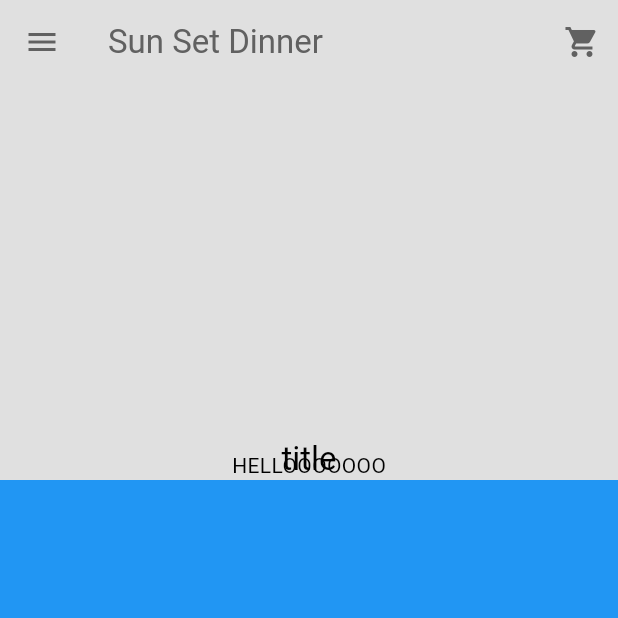
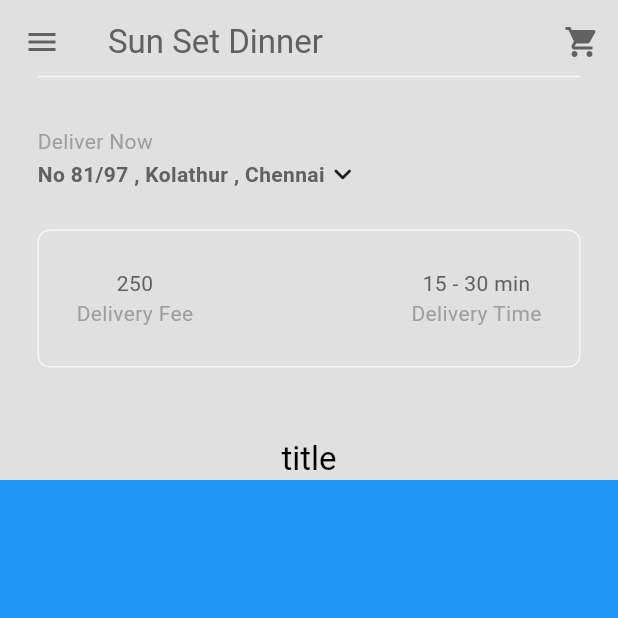
Before and after one commit to AathiEswar/Delivery-flutterXfirebase, a Flutter app: the screen it shows after launch, on a phone screen of 412 x 824 dp, the top half of it. Run offline on Flutter 3.47's test engine with Material 3 defaults, Android fonts, the phone set to English and light mode, and no system bars; missing offline and left inert: dart:js.

Commit message:
sliver app bar

```diff
--- /dev/null
+++ b/lib/components/custom_current_location.dart
@@ -0,0 +1,62 @@
+import 'package:flutter/cupertino.dart';
+import 'package:flutter/material.dart';
+
+class MyCurrentLocation extends StatelessWidget {
+  const MyCurrentLocation({super.key});
+
+  void openLoactionSearchBox(BuildContext context) {
+    showDialog(
+        context: context,
+        builder: (context) => AlertDialog(
+              title: Text("Your Location"),
+              content: TextField(
+                decoration: InputDecoration(
+                  hintText: "Search Address.."
+                ),
+              ),
+          actions: [
+            //cancel Button
+              MaterialButton(onPressed: ()=> Navigator.pop(context) ,
+              child: Text("Cancel"),),
+            //save Button
+            //cancel Button
+            MaterialButton(onPressed: ()=> Navigator.pop(context) ,
+              child: Text("Save"),),
+          ],
+            ));
+  }
+
+  @override
+  Widget build(BuildContext context) {
+    return Padding(
+      padding: const EdgeInsets.all(25.0),
+      child: Column(
+        crossAxisAlignment: CrossAxisAlignment.start,
+        children: [
+          Text(
+            "Deliver Now",
+            style: TextStyle(
+              color: Theme.of(context).colorScheme.primary,
+            ),
+          ),
+          GestureDetector(
+            onTap: () => openLoactionSearchBox(context),
+            child: Row(
+              children: [
+                //address
+                Text("No 81/97 , Kolathur , Chennai",
+                    style: TextStyle(
+                      color: Theme.of(context).colorScheme.inversePrimary,
+                      fontWeight: FontWeight.bold,
+                    )),
+
+                Icon(Icons.keyboard_arrow_down_rounded),
+                //dropdown
+              ],
+            ),
+          )
+        ],
+      ),
+    );
+  }
+}
--- /dev/null
+++ b/lib/components/custom_description_box.dart
@@ -0,0 +1,44 @@
+import 'package:flutter/material.dart';
+
+class MyDescriptionBox extends StatelessWidget {
+  const MyDescriptionBox({super.key});
+
+  @override
+  Widget build(BuildContext context) {
+    var myPrimaryTextStyle = TextStyle(
+      color: Theme.of(context).colorScheme.inversePrimary
+    );
+
+      var mySecondaryTextStyle = TextStyle(
+          color: Theme.of(context).colorScheme.primary,
+      );
+    return Container(
+      decoration: BoxDecoration(
+          border: Border.all(
+        color: Theme.of(context).colorScheme.secondary,
+      ),
+      borderRadius: BorderRadius.circular(8)),
+      padding: EdgeInsets.all(25),
+      margin: EdgeInsets.only(left: 25 , right: 25 , bottom: 25 ),
+      child: Row(
+        mainAxisAlignment: MainAxisAlignment.spaceBetween,
+        children: [
+          //delivery fee
+        Column(
+          children: [
+            Text("250" ,style: myPrimaryTextStyle,),
+            Text("Delivery Fee" , style: mySecondaryTextStyle,)
+          ],
+        ),
+          //delivery time
+          Column(
+            children: [
+              Text("15 - 30 min" ,style: myPrimaryTextStyle,),
+              Text("Delivery Time" , style: mySecondaryTextStyle,)
+            ],
+          )
+        ],
+      ),
+    );
+  }
+}
--- a/lib/components/custom_silver_app_bar.dart
+++ b/lib/components/custom_silver_app_bar.dart
@@ -22,7 +22,10 @@ class MySliverAppBar extends StatelessWidget {
       backgroundColor: Theme.of(context).colorScheme.background,
       title: Text("Sun Set Dinner"),
       flexibleSpace: FlexibleSpaceBar(
-          background: child,
+          background: Padding(
+            padding: const EdgeInsets.only(bottom: 50.0),
+            child: child,
+          ),
         title: title,
         centerTitle: true,
         titlePadding: EdgeInsets.only(left: 0 , right: 0 , top: 0),
--- a/lib/pages/home_page.dart
+++ b/lib/pages/home_page.dart
@@ -1,4 +1,6 @@
 import 'package:flutter/material.dart';
+import 'package:flutterxfirebase/components/custom_current_location.dart';
+import 'package:flutterxfirebase/components/custom_description_box.dart';
 import 'package:flutterxfirebase/components/custom_drawer.dart';
 import 'package:flutterxfirebase/components/custom_silver_app_bar.dart';
 
@@ -29,7 +31,16 @@ class _HomePageState extends State<HomePage> {
             child:Column(
               mainAxisAlignment: MainAxisAlignment.end,
               children: [
-                Text("HELLOOOOOOO")
+                Divider(
+                  indent: 25,
+                  endIndent: 25,
+                  color: Theme.of(context).colorScheme.secondary,
+                ),
+               //current location
+                MyCurrentLocation(),
+
+                //description box
+                MyDescriptionBox(),
               ],
             ),
             title: Text("title"),
```
